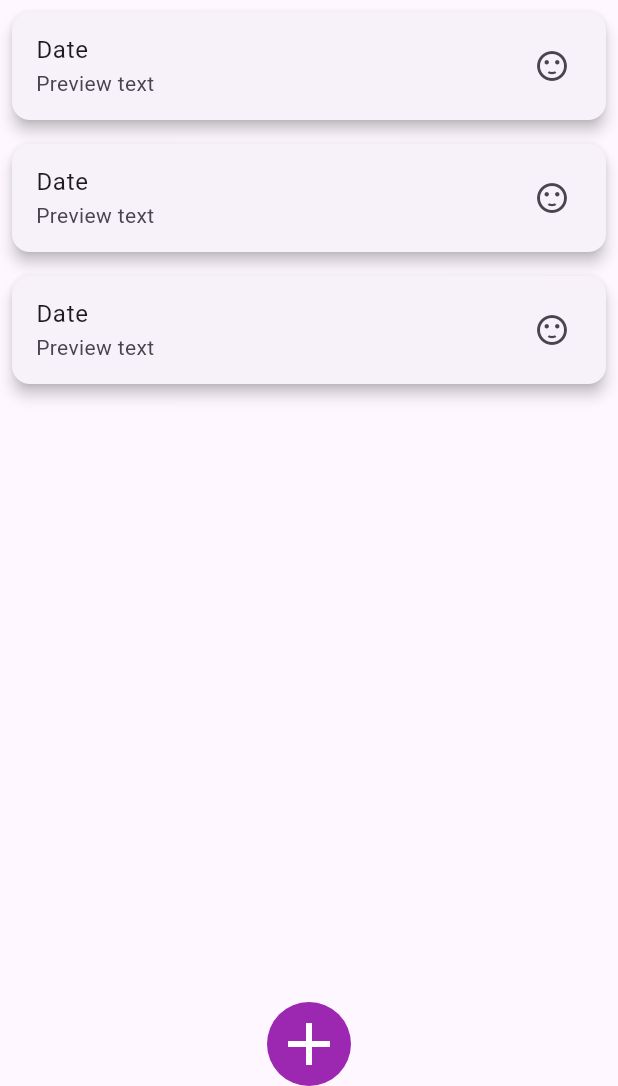
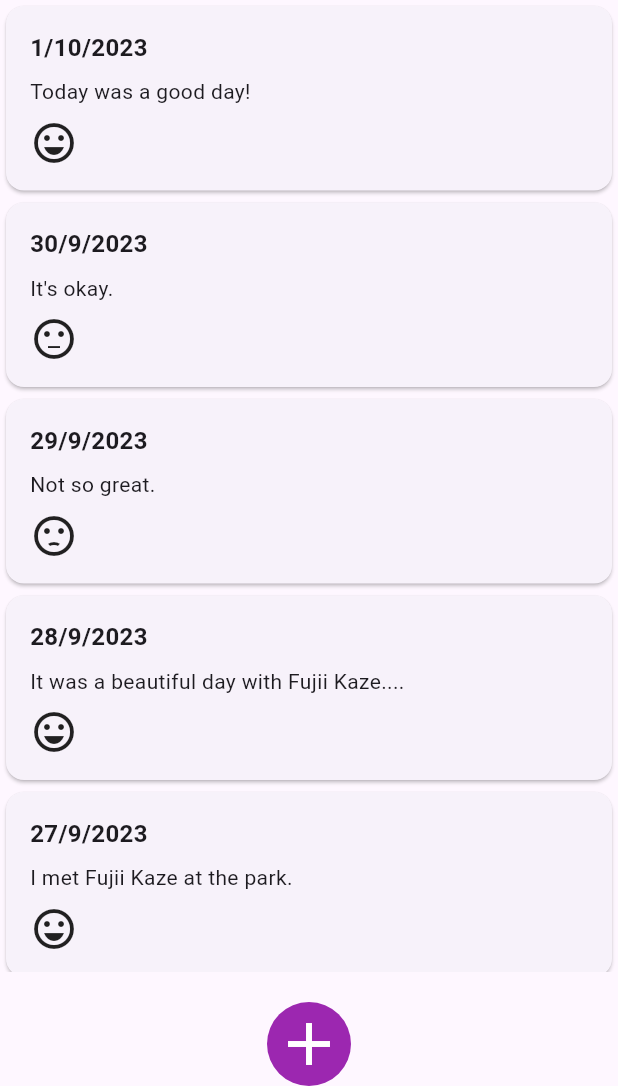
Before and after one commit to dvadell/journey, a Flutter app: the screen it shows after launch, on a phone screen of 412 x 824 dp, the part 150-1236 px from its top. Run offline on Flutter 3.47's test engine with Material 3 defaults, Android fonts, the phone set to English and light mode, and no system bars.

Commit message:
Added a Card component

```diff
--- /dev/null
+++ b/lib/components/journal_card.dart
@@ -0,0 +1,45 @@
+import 'package:flutter/material.dart';
+
+class JournalEntryCard extends StatelessWidget {
+  final DateTime date;
+  final String text;
+  final String mood;
+
+  const JournalEntryCard({
+    Key? key,
+    required this.date,
+    required this.text,
+    required this.mood,
+  }) : super(key: key);
+
+  @override
+  Widget build(BuildContext context) {
+    return Card(
+      child: Padding(
+        padding: const EdgeInsets.all(16.0),
+        child: Column(
+          crossAxisAlignment: CrossAxisAlignment.start,
+          children: [
+            Text(
+              '${date.day}/${date.month}/${date.year}',
+              style: TextStyle(fontSize: 16, fontWeight: FontWeight.bold),
+            ),
+            SizedBox(height: 8),
+            Text(
+              text,
+              style: TextStyle(fontSize: 14),
+            ),
+            SizedBox(height: 8),
+            Icon(
+              mood == 'happy' ? Icons.sentiment_very_satisfied :
+                  mood == 'neutral' ? Icons.sentiment_neutral :
+                  mood == 'sad' ? Icons.sentiment_dissatisfied :
+                  Icons.question_mark,
+              size: 32,
+            ),
+          ],
+        ),
+      ),
+    );
+  }
+}
--- a/lib/journal.dart
+++ b/lib/journal.dart
@@ -1,5 +1,6 @@
 import 'package:flutter/material.dart';
 import 'journal/edit.dart'; // Import the new screen file
+import 'components/journal_card.dart';
 
 class JournalContent extends StatefulWidget {
   @override
@@ -7,6 +8,18 @@ class JournalContent extends StatefulWidget {
 }
 
 class _JournalContentState extends State<JournalContent> {
+  final List<JournalEntry> journalEntries = [
+    JournalEntry(date: DateTime(2023, 10, 1), text: "Today was a good day!", mood: "happy"),
+    JournalEntry(date: DateTime(2023, 9, 30), text: "It's okay.", mood: "neutral"),
+    JournalEntry(date: DateTime(2023, 9, 29), text: "Not so great.", mood: "sad"),
+    JournalEntry(date: DateTime(2023, 9, 28), text: "It was a beautiful day with Fujii Kaze....", mood: "happy"),
+    JournalEntry(date: DateTime(2023, 9, 27), text: "I met Fujii Kaze at the park.", mood: "happy"),
+    JournalEntry(date: DateTime(2023, 9, 26), text: "Un dia fome.", mood: "neutral"),
+    JournalEntry(date: DateTime(2023, 9, 25), text: "Not so great.", mood: "sad"),
+    JournalEntry(date: DateTime(2023, 9, 24), text: "Tuve un dia genial!!! \o/.", mood: "happy"),
+    JournalEntry(date: DateTime(2023, 9, 23), text: "Not so great.", mood: "neutral"),
+  ];
+
   @override
   Widget build(BuildContext context) {
     return Center(
@@ -16,16 +29,15 @@ class _JournalContentState extends State<JournalContent> {
           Expanded(
             flex: 1,
             child: ListView.builder(
-              itemCount: 3, // Number of journal entries
-              itemBuilder: (context, index) => Card(
-                elevation: 4,
-                margin: EdgeInsets.all(8),
-                child: ListTile(
-                  title: Text('Date'), // Placeholder for date
-                  subtitle: Text('Preview text'), // Placeholder for preview text
-                  trailing: Icon(Icons.sentiment_satisfied), // Smiley face icon
-                ),
-              ),
+              itemCount: journalEntries.length,
+              itemBuilder: (context, index) {
+                final entry = journalEntries[index];
+                return JournalEntryCard(
+                  date: entry.date,
+                  text: entry.text,
+                  mood: entry.mood,
+                );
+              },
             ),
           ),
           SizedBox(height: 20),
@@ -51,3 +63,11 @@ class _JournalContentState extends State<JournalContent> {
     );
   }
 }
+
+class JournalEntry {
+  final DateTime date;
+  final String text;
+  final String mood;
+
+  JournalEntry({required this.date, required this.text, required this.mood});
+}
```
